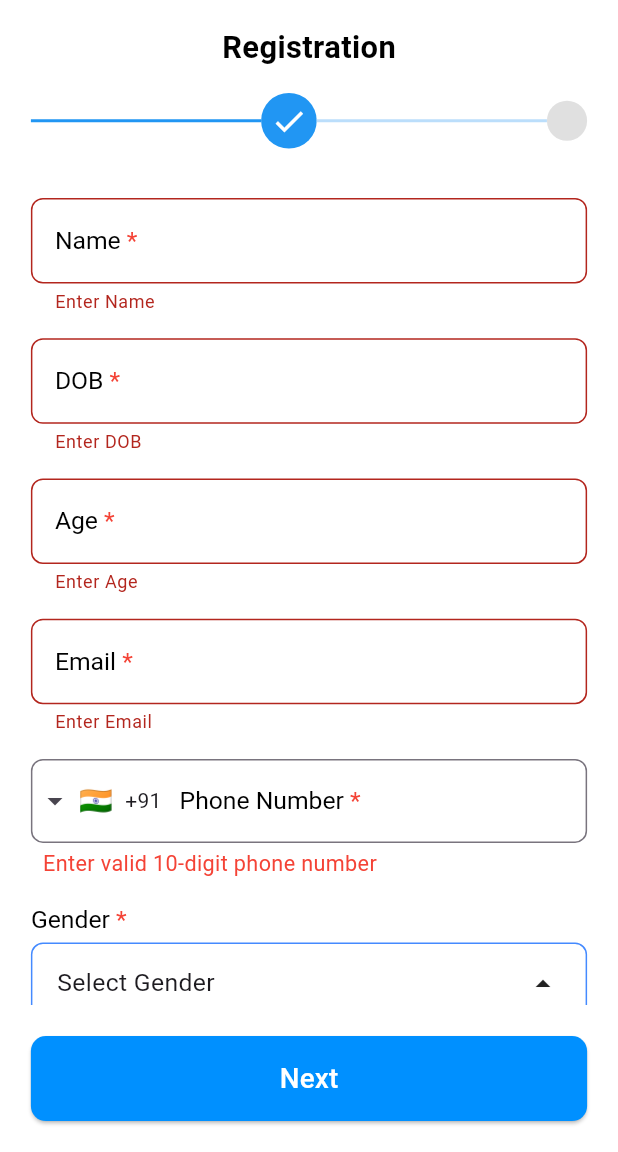
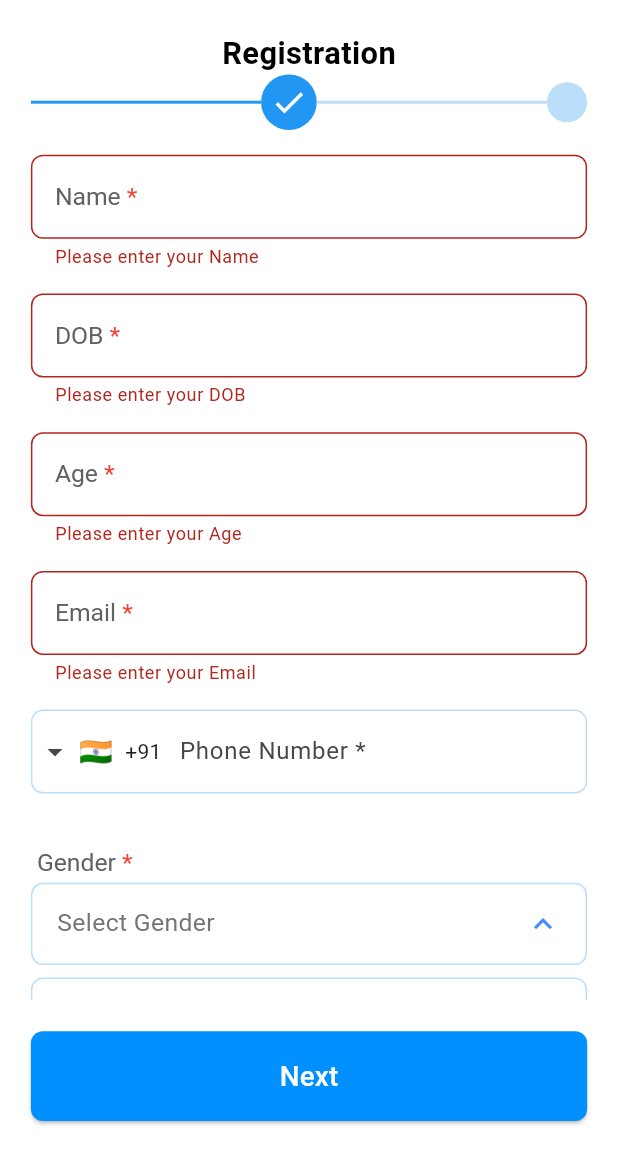
Before and after one commit to eventapk/queensgambit, a Flutter app: the RegistrationScreen screen opened directly, after a tap on "Next", after a tap on "Select Gender", on a phone screen of 412 x 824 dp, the part 84-1236 px from its top. Run offline on Flutter 3.47's test engine with Material 3 defaults, Android fonts, the phone set to English and light mode, and no system bars; drawn by our look-alikes of intl_phone_field; our stand-ins replace cloud_firestore, confetti, device_info_plus, firebase_core, firebase_storage, open_file and 2 more; missing offline and left inert: excel; accounts and stored records are empty.

Commit message:
commit by kishore level8

```diff
--- a/lib/screens/user/registrationScreen.dart
+++ b/lib/screens/user/registrationScreen.dart
@@ -15,12 +15,9 @@ class _RegistrationScreenState extends State<RegistrationScreen> {
   final _dobController = TextEditingController();
   final _emailController = TextEditingController();
   final _phoneController = TextEditingController();
-
   String? _selectedGender;
   String? _fullPhoneNumber;
   bool _isGenderDropdownOpen = false;
-  bool _showGenderError = false;
-  bool _showPhoneError = false;
 
   @override
   void dispose() {
@@ -38,6 +35,7 @@ class _RegistrationScreenState extends State<RegistrationScreen> {
       initialDate: DateTime(2000),
       firstDate: DateTime(1900),
       lastDate: DateTime.now(),
+      helpText: '',
     );
     if (picked != null) {
       setState(() {
@@ -53,20 +51,15 @@ class _RegistrationScreenState extends State<RegistrationScreen> {
     if (now.month < dob.month || (now.month == dob.month && now.day < dob.day)) {
       age--;
     }
-    _ageController.text = age.toString();
+    _ageController.text = age.clamp(0, 100).toString();
   }
 
   void _goToEventSelection() {
-    final isValidForm = _formKey.currentState!.validate();
-    final isPhoneValid = _fullPhoneNumber != null && _phoneController.text.length == 10;
-    final isGenderValid = _selectedGender != null;
+    final formValid = _formKey.currentState!.validate();
+    final genderValid = _selectedGender != null && _selectedGender!.isNotEmpty;
+    final phoneValid = _fullPhoneNumber != null && _fullPhoneNumber!.trim().isNotEmpty;
 
-    setState(() {
-      _showPhoneError = !isPhoneValid;
-      _showGenderError = !isGenderValid;
-    });
-
-    if (isValidForm && isPhoneValid && isGenderValid) {
+    if (formValid && genderValid && phoneValid) {
       _formKey.currentState!.save();
       final userData = {
         'name': _nameController.text.trim(),
@@ -79,20 +72,30 @@ class _RegistrationScreenState extends State<RegistrationScreen> {
       Navigator.push(
         context,
         MaterialPageRoute(
-          builder: (_) => EventSelectionScreen(userData: userData, isUpdateMode: false),
+          builder: (context) => EventSelectionScreen(
+            userData: userData,
+            isUpdateMode: false,
+          ),
         ),
       );
     } else {
+      if (!genderValid) {
         ScaffoldMessenger.of(context).showSnackBar(
-        const SnackBar(content: Text('Please fill all required fields correctly')),
+          SnackBar(content: Text('Please select gender')),
         );
+      } else if (!phoneValid) {
+        ScaffoldMessenger.of(context).showSnackBar(
+          SnackBar(content: Text('Please enter a valid phone number')),
+        );
+      }
     }
   }
 
   @override
   Widget build(BuildContext context) {
-    final width = MediaQuery.of(context).size.width;
-    final height = MediaQuery.of(context).size.height;
+    final size = MediaQuery.of(context).size;
+    final height = size.height;
+    final width = size.width;
 
     return Scaffold(
       backgroundColor: Colors.white,
@@ -103,7 +106,10 @@ class _RegistrationScreenState extends State<RegistrationScreen> {
         title: Row(
           mainAxisAlignment: MainAxisAlignment.spaceBetween,
           children: [
-            Image.asset('assets/images/adminheadlogo.png', height: height * 0.05),
+            Image.asset(
+              'assets/images/adminheadlogo.png',
+              height: height * 0.05,
+            ),
           ],
         ),
       ),
@@ -112,7 +118,7 @@ class _RegistrationScreenState extends State<RegistrationScreen> {
           SizedBox(height: height * 0.005),
           Expanded(
             child: SingleChildScrollView(
-              padding: EdgeInsets.symmetric(horizontal: width * 0.05, vertical: height * 0.015),
+              padding: EdgeInsets.symmetric(horizontal: width * 0.05, vertical: height * 0.02),
               child: Form(
                 key: _formKey,
                 child: Column(
@@ -120,19 +126,19 @@ class _RegistrationScreenState extends State<RegistrationScreen> {
                     Text(
                       'Registration',
                       style: TextStyle(
+                        color: Colors.black,
                         fontSize: height * 0.025,
                         fontWeight: FontWeight.bold,
-                        color: Colors.black,
                       ),
                     ),
                     buildProgressBar(width),
                     SizedBox(height: height * 0.02),
-                    buildTextField('Name', _nameController, width, validateLettersOnly: true),
-                    buildTextField('DOB', _dobController, width, readOnly: true, onTap: _selectDate),
-                    buildTextField('Age', _ageController, width, readOnly: true),
-                    buildTextField('Email', _emailController, width, inputType: TextInputType.emailAddress),
+                    buildTextField(label: "Name", controller: _nameController, width: width),
+                    buildTextField(label: "DOB", controller: _dobController, width: width, readOnly: true, onTap: _selectDate),
+                    buildTextField(label: "Age", controller: _ageController, width: width, inputType: TextInputType.number, readOnly: true),
+                    buildTextField(label: "Email", controller: _emailController, width: width, inputType: TextInputType.emailAddress),
                     buildPhoneField(width),
-                    buildGenderDropdown(width),
+                    buildDropdownField(width),
                   ],
                 ),
               ),
@@ -145,9 +151,11 @@ class _RegistrationScreenState extends State<RegistrationScreen> {
               child: ElevatedButton(
                 onPressed: _goToEventSelection,
                 style: ElevatedButton.styleFrom(
-                  backgroundColor: const Color(0xFF0090FF),
-                  padding: EdgeInsets.symmetric(vertical: height * 0.018),
-                  shape: RoundedRectangleBorder(borderRadius: BorderRadius.circular(10)),
+                  backgroundColor: Color(0xFF0090FF),
+                  padding: EdgeInsets.symmetric(vertical: height * 0.02),
+                  shape: RoundedRectangleBorder(
+                    borderRadius: BorderRadius.circular(8),
+                  ),
                 ),
                 child: Text(
                   "Next",
@@ -161,11 +169,14 @@ class _RegistrationScreenState extends State<RegistrationScreen> {
     );
   }
 
-  Widget buildTextField(String label, TextEditingController controller, double width,
-      {TextInputType inputType = TextInputType.text,
+  Widget buildTextField({
+    required String label,
+    required TextEditingController controller,
+    required double width,
+    TextInputType inputType = TextInputType.text,
     bool readOnly = false,
     VoidCallback? onTap,
-        bool validateLettersOnly = false}) {
+  }) {
     return Padding(
       padding: EdgeInsets.only(bottom: width * 0.04),
       child: TextFormField(
@@ -173,15 +184,22 @@ class _RegistrationScreenState extends State<RegistrationScreen> {
         keyboardType: inputType,
         readOnly: readOnly,
         onTap: onTap,
-        style: TextStyle(fontSize: width * 0.04),
+        cursorColor: Color(0xFF0090FF),
         validator: (value) {
-          if (value == null || value.trim().isEmpty) return 'Enter $label';
-          if (label == 'Email' &&
-              !RegExp(r'^[a-zA-Z0-9._%+-]+@[a-zA-Z0-9.-]+\.[a-zA-Z]{2,}$').hasMatch(value.trim())) {
-            return 'Enter a valid email';
+          if (value == null || value.trim().isEmpty) {
+            return "Please enter your ${label.replaceAll(':', '')}";
           }
-          if (validateLettersOnly && !RegExp(r'^[a-zA-Z ]+$').hasMatch(value.trim())) {
-            return 'Only letters allowed in $label';
+          if (label.toLowerCase().contains("name") && !RegExp(r'^[a-zA-Z\s]+$').hasMatch(value.trim())) {
+            return "Only alphabetic characters are allowed in ${label.replaceAll(':', '')}";
+          }
+          if (label.toLowerCase().contains("age") && int.tryParse(value.trim()) == null) {
+            return "Enter a valid number";
+          }
+          if (label.toLowerCase().contains("email")) {
+            final trimmedValue = value.trim();
+            if (!RegExp(r'^[a-z0-9._%+-]+@[a-z0-9.-]+\.[a-z]+$').hasMatch(trimmedValue)) {
+              return "Please enter a valid email format";
+            }
           }
           return null;
         },
@@ -189,16 +207,19 @@ class _RegistrationScreenState extends State<RegistrationScreen> {
           label: RichText(
             text: TextSpan(
               text: label,
-              style: TextStyle(color: Colors.black, fontSize: width * 0.04),
-              children: [
-                TextSpan(
-                  text: ' *',
-                  style: TextStyle(color: Colors.red, fontSize: width * 0.04),
-                ),
-              ],
+              style: TextStyle(color: Colors.grey[700], fontSize: width * 0.04),
+              children: [TextSpan(text: ' *', style: TextStyle(color: Colors.red))],
             ),
           ),
+          focusedBorder: OutlineInputBorder(
+            borderSide: BorderSide(color: Color(0xFF0090FF)),
+            borderRadius: BorderRadius.circular(8),
+          ),
           border: OutlineInputBorder(borderRadius: BorderRadius.circular(8)),
+          enabledBorder: OutlineInputBorder(
+            borderSide: BorderSide(color: Colors.blue[100]!),
+            borderRadius: BorderRadius.circular(8),
+          ),
         ),
       ),
     );
@@ -207,114 +228,113 @@ class _RegistrationScreenState extends State<RegistrationScreen> {
   Widget buildPhoneField(double width) {
     return Padding(
       padding: EdgeInsets.only(bottom: width * 0.04),
-      child: Column(
-        crossAxisAlignment: CrossAxisAlignment.start,
-        children: [
-          IntlPhoneField(
+      child: IntlPhoneField(
         controller: _phoneController,
-            initialCountryCode: 'IN',
         decoration: InputDecoration(
-              counterText: "",
-              label: RichText(
-                text: TextSpan(
-                  text: 'Phone Number',
-                  style: TextStyle(color: Colors.black, fontSize: width * 0.04),
-                  children: [
-                    TextSpan(
-                      text: ' *',
-                      style: TextStyle(color: Colors.red, fontSize: width * 0.04),
+          helperText: '',
+          counterText: '',
+          labelText: 'Phone Number *',
+          border: OutlineInputBorder(borderRadius: BorderRadius.circular(8)),
+          enabledBorder: OutlineInputBorder(
+            borderSide: BorderSide(color: Colors.blue[100]!),
+            borderRadius: BorderRadius.circular(8),
           ),
-                  ],
+          focusedBorder: OutlineInputBorder(
+            borderSide: BorderSide(color: Color(0xFF0090FF)),
+            borderRadius: BorderRadius.circular(8),
           ),
         ),
-              border: OutlineInputBorder(borderRadius: BorderRadius.circular(8)),
-            ),
-            onChanged: (phone) {
-              _fullPhoneNumber = phone.completeNumber;
-              if (phone.number.length == 10) {
-                setState(() => _showPhoneError = false);
+        initialCountryCode: 'IN',
+        onChanged: (phone) => _fullPhoneNumber = phone.completeNumber,
+        onSaved: (phone) => _fullPhoneNumber = phone?.completeNumber,
+        validator: (phone) {
+          if (phone == null || phone.number.isEmpty) {
+            return 'Please enter your phone number';
           }
+          if (phone.countryCode == '+91' && !RegExp(r'^\d{10}$').hasMatch(phone.number)) {
+            return 'Enter a valid 10-digit Indian phone number';
+          }
+          return null;
         },
-          ),
-          if (_showPhoneError)
-            Padding(
-              padding: const EdgeInsets.only(left: 8.0, top: 4),
-              child: Text(
-                'Enter valid 10-digit phone number',
-                style: TextStyle(color: Colors.red, fontSize: width * 0.035),
-              ),
-            ),
-        ],
       ),
     );
   }
 
-  Widget buildGenderDropdown(double width) {
+  Widget buildDropdownField(double width) {
     return Padding(
       padding: EdgeInsets.only(bottom: width * 0.04),
       child: Column(
         crossAxisAlignment: CrossAxisAlignment.start,
         children: [
-          RichText(
+          Padding(
+            padding: EdgeInsets.only(left: 4, bottom: 4),
+            child: RichText(
               text: TextSpan(
-              text: 'Gender',
-              style: TextStyle(color: Colors.black, fontSize: width * 0.04),
-              children: [
-                TextSpan(text: ' *', style: TextStyle(color: Colors.red)),
-              ],
+                text: "Gender",
+                style: TextStyle(color: Colors.grey[700], fontSize: width * 0.04),
+                children: [TextSpan(text: ' *', style: TextStyle(color: Colors.red))],
               ),
             ),
-          SizedBox(height: 6),
+          ),
           GestureDetector(
             onTap: () => setState(() => _isGenderDropdownOpen = !_isGenderDropdownOpen),
             child: Container(
               padding: EdgeInsets.symmetric(horizontal: width * 0.04, vertical: width * 0.035),
               decoration: BoxDecoration(
-                border: Border.all(color: Colors.blueAccent),
+                border: Border.all(color: Colors.blue[100]!),
                 borderRadius: BorderRadius.circular(8),
               ),
               child: Row(
                 children: [
                   Text(
                     _selectedGender ?? "Select Gender",
-                    style: TextStyle(fontSize: width * 0.04),
+                    style: TextStyle(fontSize: width * 0.04, color: _selectedGender == null ? Colors.grey[600] : Colors.black),
                   ),
                   Spacer(),
-                  Icon(_isGenderDropdownOpen ? Icons.arrow_drop_up : Icons.arrow_drop_down),
+                  Icon(_isGenderDropdownOpen ? Icons.keyboard_arrow_up : Icons.keyboard_arrow_down, color: Colors.blueAccent),
                 ],
               ),
             ),
           ),
-          if (_isGenderDropdownOpen)
+          if (_isGenderDropdownOpen) ...[
+            SizedBox(height: width * 0.02),
             Container(
-              margin: const EdgeInsets.only(top: 6),
               decoration: BoxDecoration(
-                border: Border.all(color: Colors.blueAccent),
+                color: Colors.white,
                 borderRadius: BorderRadius.circular(8),
+                border: Border.all(color: Colors.blue[100]!),
               ),
               child: Column(
                 children: ['Female', 'Male', 'Others'].map((gender) {
-                  return ListTile(
-                    title: Text(gender, style: TextStyle(fontSize: width * 0.04)),
-                    onTap: () {
-                      setState(() {
+                  return GestureDetector(
+                    onTap: () => setState(() {
                       _selectedGender = gender;
                       _isGenderDropdownOpen = false;
-                        _showGenderError = false;
-                      });
-                    },
+                    }),
+                    child: Container(
+                      width: double.infinity,
+                      padding: EdgeInsets.symmetric(horizontal: width * 0.04, vertical: width * 0.03),
+                      decoration: BoxDecoration(
+                        color: _selectedGender == gender ? Color(0xFF0090FF) : Colors.transparent,
+                        borderRadius: gender == 'Female'
+                            ? BorderRadius.vertical(top: Radius.circular(8))
+                            : gender == 'Others'
+                            ? BorderRadius.vertical(bottom: Radius.circular(8))
+                            : null,
+                      ),
+                      child: Text(
+                        gender,
+                        style: TextStyle(
+                          fontSize: width * 0.04,
+                          color: _selectedGender == gender ? Colors.white : Colors.black,
+                        ),
+                      ),
+                    ),
                   );
                 }).toList(),
               ),
             ),
-          if (_showGenderError)
-            Padding(
-              padding: const EdgeInsets.only(left: 8.0, top: 4),
-              child: Text(
-                'Select gender',
-                style: TextStyle(color: Colors.red, fontSize: width * 0.035),
-              ),
-            ),
+          ],
         ],
       ),
     );
@@ -322,21 +342,21 @@ class _RegistrationScreenState extends State<RegistrationScreen> {
 
   Widget buildProgressBar(double width) {
     return Padding(
-      padding: EdgeInsets.symmetric(vertical: width * 0.04),
+      padding: EdgeInsets.symmetric(horizontal: width * 0.0),
       child: Row(
         children: [
           Expanded(child: Container(height: 2, color: Colors.blue)),
           Container(
             width: width * 0.09,
             height: width * 0.09,
-            decoration: const BoxDecoration(color: Colors.blue, shape: BoxShape.circle),
+            decoration: BoxDecoration(color: Colors.blue, shape: BoxShape.circle),
             child: Icon(Icons.check, color: Colors.white, size: width * 0.06),
           ),
-          Expanded(child: Container(height: 2, color: Colors.blue[100]!)),
+          Expanded(child: Container(height: 2, color: Colors.blue[100])),
           Container(
             width: width * 0.065,
             height: width * 0.065,
-            decoration: const BoxDecoration(color: Color(0xFFE0E0E0), shape: BoxShape.circle),
+            decoration: BoxDecoration(color: Colors.blue[100], shape: BoxShape.circle),
           ),
         ],
       ),
```
Lines whose indentation alone changed are shown as unchanged.
